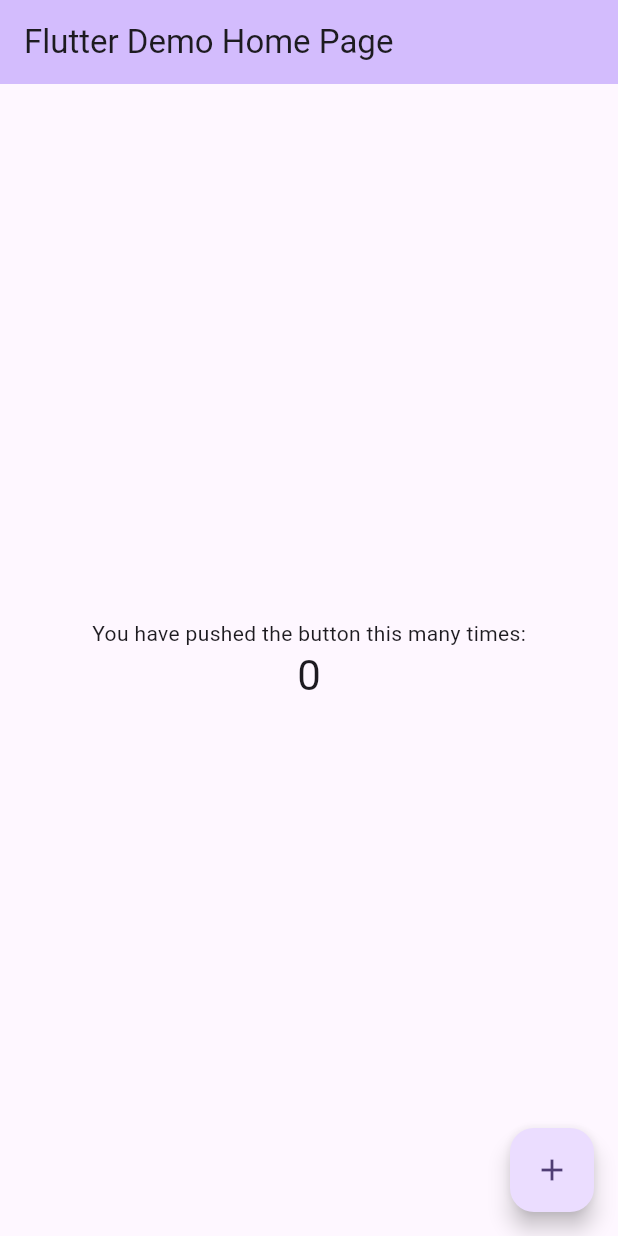
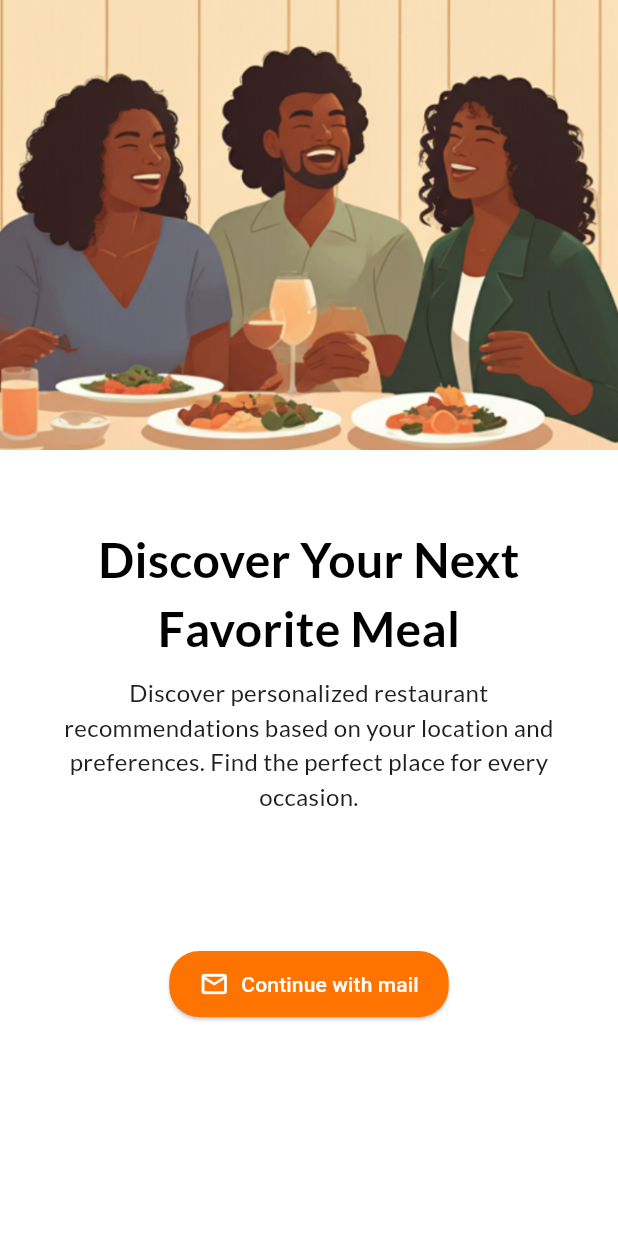
Before and after one commit to feagy/nerede-yiyelim, a Flutter app: the screen it shows after launch, on a phone screen of 412 x 824 dp. Run offline on Flutter 3.47's test engine with Material 3 defaults, Android fonts, the phone set to English and light mode, and no system bars; our stand-ins replace firebase_core, flutter_rating_bar, google_fonts; missing offline and left inert: dart:ffi; accounts and stored records are empty.

Commit message:
Welcomepage is partially done

```diff
--- a/app/lib/detailedrestaurantpage.dart
+++ b/app/lib/detailedrestaurantpage.dart
@@ -5,6 +5,13 @@ import 'package:flutter/material.dart';
 import 'package:flutter_rating_bar/flutter_rating_bar.dart';
 import 'package:google_fonts/google_fonts.dart';
 import 'package:url_launcher/url_launcher.dart';
+
+
+/*
+
+  GETTERING DESIGN MUST BE CHANGED BEFORE DEPLOYMENT.
+
+*/
 
 final restaurant = {
   "name": "Mikla Restaurant",
@@ -122,10 +129,21 @@ class DetailedRestaurantPage extends StatefulWidget {
 }
 
 class _DetailedRestaurantPage extends State<DetailedRestaurantPage> {
+  String? get restaurantMapUri => restaurant["googleMapsUri"] as String?;
+
+  Future<void> _openGoogleMaps() async {
+    if (restaurantMapUri != null) {
+      final Uri url = Uri.parse(restaurantMapUri!);
+      if (await canLaunchUrl(url)) {
+        await launchUrl(url, mode: LaunchMode.externalApplication);
+      } else {
+        print('Could not launch $restaurantMapUri');
+      }
+    }
+  }
 
   @override
   Widget build (BuildContext context) {
-
     // IT WILL COMPLETELY CHANGE
     print("=== RESTAURANT DATA DEBUG ===");
     print("Restaurant: $restaurant");
@@ -161,7 +179,25 @@ class _DetailedRestaurantPage extends State<DetailedRestaurantPage> {
               restaurantGenerativeSummary: overview?["text"] as String?,
               restaurantInternationalPhoneNumber: restaurant["internationalPhoneNumber"] as String?,
               restaurantNextCloseTime: regularHours?["nextCloseTime"] as String?,
-              restaurantMapUri: restaurant["googleMapsUri"] as String?,
+            ),
+            if (restaurantMapUri != null)
+            Container(
+              alignment: Alignment.center,
+              margin: const EdgeInsets.only(bottom: 20),
+              child: ElevatedButton.icon(
+                onPressed: _openGoogleMaps,
+                icon: const Icon(Icons.map, size: 20),
+                label: const Text("Open in Google Maps"),
+                style: ElevatedButton.styleFrom(
+                  backgroundColor: const Color(0xFF4285F4),
+                  foregroundColor: Colors.white,
+                  padding:
+                      const EdgeInsets.symmetric(horizontal: 20, vertical: 12),
+                  shape: RoundedRectangleBorder(
+                    borderRadius: BorderRadius.circular(12),
+                  ),
+                ),
+              ),
             ),
             DetailedRestaurantCommentsSection(
               restaurantReviews: restaurant["reviews"] as List<dynamic>?,
@@ -285,7 +321,6 @@ class DetailedRestaurantInformationSection extends StatelessWidget {
   final String? restaurantGenerativeSummary;
   final String? restaurantInternationalPhoneNumber;
   final String? restaurantNextCloseTime;
-  final String? restaurantMapUri;
 
   const DetailedRestaurantInformationSection({
     super.key,
@@ -293,19 +328,7 @@ class DetailedRestaurantInformationSection extends StatelessWidget {
     this.restaurantGenerativeSummary,
     this.restaurantInternationalPhoneNumber,
     this.restaurantNextCloseTime,
-    this.restaurantMapUri,
   });
-
-  Future<void> _openGoogleMaps() async {
-    if (restaurantMapUri != null) {
-      final Uri url = Uri.parse(restaurantMapUri!);
-      if (await canLaunchUrl(url)) {
-        await launchUrl(url, mode: LaunchMode.externalApplication);
-      } else {
-        print('Could not launch $restaurantMapUri');
-      }
-    }
-  }
 
   @override
   Widget build(BuildContext context) {
@@ -366,25 +389,6 @@ class DetailedRestaurantInformationSection extends StatelessWidget {
                 restaurantInternationalPhoneNumber ?? "Phone not available",
           ),
           const SizedBox(height: 16),
-          if (restaurantMapUri != null)
-            Container(
-              alignment: Alignment.center,
-              margin: const EdgeInsets.only(bottom: 20),
-              child: ElevatedButton.icon(
-                onPressed: _openGoogleMaps,
-                icon: const Icon(Icons.map, size: 20),
-                label: const Text("Open in Google Maps"),
-                style: ElevatedButton.styleFrom(
-                  backgroundColor: const Color(0xFF4285F4),
-                  foregroundColor: Colors.white,
-                  padding:
-                      const EdgeInsets.symmetric(horizontal: 20, vertical: 12),
-                  shape: RoundedRectangleBorder(
-                    borderRadius: BorderRadius.circular(12),
-                  ),
-                ),
-              ),
-            ),
         ],
       ),
     );
--- a/app/lib/main.dart
+++ b/app/lib/main.dart
@@ -1,4 +1,5 @@
 import 'package:app/firebase_options.dart';
+import 'package:app/welcomepage.dart';
 import 'package:firebase_core/firebase_core.dart';
 import 'package:flutter/material.dart';
 
@@ -37,7 +38,7 @@ class MyApp extends StatelessWidget {
         // tested with just a hot reload.
         colorScheme: ColorScheme.fromSeed(seedColor: Colors.deepPurple),
       ),
-      home: const MyHomePage(title: 'Flutter Demo Home Page'),
+      home: WelcomePage(),
     );
   }
 }
--- /dev/null
+++ b/app/lib/welcomepage.dart
@@ -0,0 +1,99 @@
+import 'package:flutter/cupertino.dart';
+import 'package:flutter/material.dart';
+import 'package:google_fonts/google_fonts.dart';
+
+class WelcomePage extends StatefulWidget {
+  const WelcomePage({super.key});
+
+  @override
+  State<WelcomePage> createState () => _WelcomePage();
+}
+
+class _WelcomePage extends State<WelcomePage> {
+
+  @override
+  Widget build (BuildContext context) {
+    return Scaffold(
+      backgroundColor: Colors.white,
+      body: SingleChildScrollView(
+        child: Column(
+          children: [
+            const WelcomePageHeader(),
+            const WelcomePageSection(),
+            const SizedBox(height: 80),
+            Container(
+              alignment: Alignment.center,
+              margin: const EdgeInsets.only(bottom: 20),
+              child: ElevatedButton.icon(
+                icon: const Icon(Icons.mail_outlined, size: 20),
+                label: const Text("Continue with mail"),
+                style: ElevatedButton.styleFrom(
+                  backgroundColor: const Color.fromARGB(255, 255, 115, 0),
+                  foregroundColor: Colors.white,
+                  padding: const EdgeInsets.symmetric(horizontal: 20, vertical: 12),
+                  shape: RoundedRectangleBorder(borderRadius: BorderRadius.circular(20),
+                  ),
+                ),
+                // HERE LOGIN PAGE AND SIGN UP PAGE PAGES
+                onPressed: ()=> {},
+              ),
+            )
+          ],
+        ),
+      ),
+    );
+  }
+}
+
+class WelcomePageHeader extends StatelessWidget {
+  const WelcomePageHeader({super.key});
+
+
+  @override
+  Widget build(BuildContext context){
+    return  Container(
+      height: 300,
+      decoration: const BoxDecoration(
+        image: DecorationImage(
+          fit: BoxFit.cover,
+          image: AssetImage("images/loginheader.png")
+        )
+      ),
+    );
+  }
+
+}
+
+class WelcomePageSection extends StatelessWidget {
+  const WelcomePageSection({super.key});
+
+
+  @override
+  Widget build(BuildContext context) {
+    return Container(
+      margin: const EdgeInsets.all(10),
+      padding: const  EdgeInsets.fromLTRB(16, 40, 16, 0),
+      child: Column(
+        crossAxisAlignment: CrossAxisAlignment.start,
+        children: [
+          Text("Discover Your Next Favorite Meal",
+            textAlign: TextAlign.center,
+            style: GoogleFonts.lato(
+              color: const Color.fromARGB(255, 0, 0, 0),
+              fontSize: 32,
+              fontWeight: FontWeight.bold
+            ),
+          ),
+          const SizedBox(height: 8),
+          Text("Discover personalized restaurant recommendations based on your location and preferences. Find the perfect place for every occasion.",
+            textAlign: TextAlign.center,
+            style: GoogleFonts.lato(
+              color: const Color.fromARGB(255, 32, 32, 32),
+              fontSize: 16
+            ),
+          ),
+        ],
+      ),
+    );
+  }
+}
--- a/app/pubspec.yaml
+++ b/app/pubspec.yaml
@@ -35,6 +35,7 @@ dependencies:
   # Use with the CupertinoIcons class for iOS style icons.
   cupertino_icons: ^1.0.8
   firebase_core: ^4.2.0
+  firebase_auth: ^6.0.1
   flutter_rating_bar: ^4.0.1
   google_fonts: ^6.3.2
   url_launcher: ^6.2.5
@@ -62,9 +63,10 @@ flutter:
   # the material Icons class.
   uses-material-design: true
 
+
   # To add assets to your application, add an assets section, like this:
-  # assets:
-  #   - images/a_dot_burr.jpeg
+  assets:
+    - images/loginheader.png
   #   - images/a_dot_ham.jpeg
 
   # An image asset can refer to one or more resolution-specific "variants", see
```
Also changed, not shown: app/images/loginheader.png (added), app/pubspec.lock, 3 other files.
